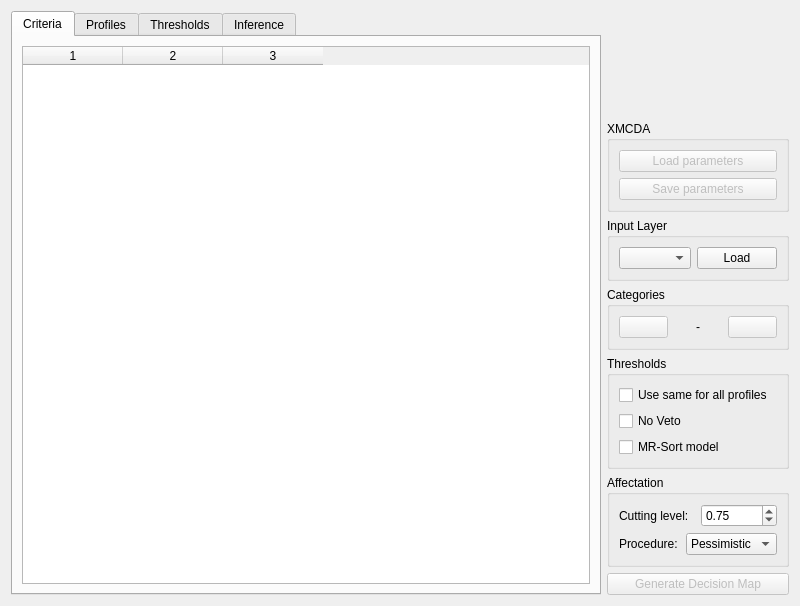
First picture: the form in qgis_etri/ui/main_window.ui, repository oso/qgis-etri, before the edit.
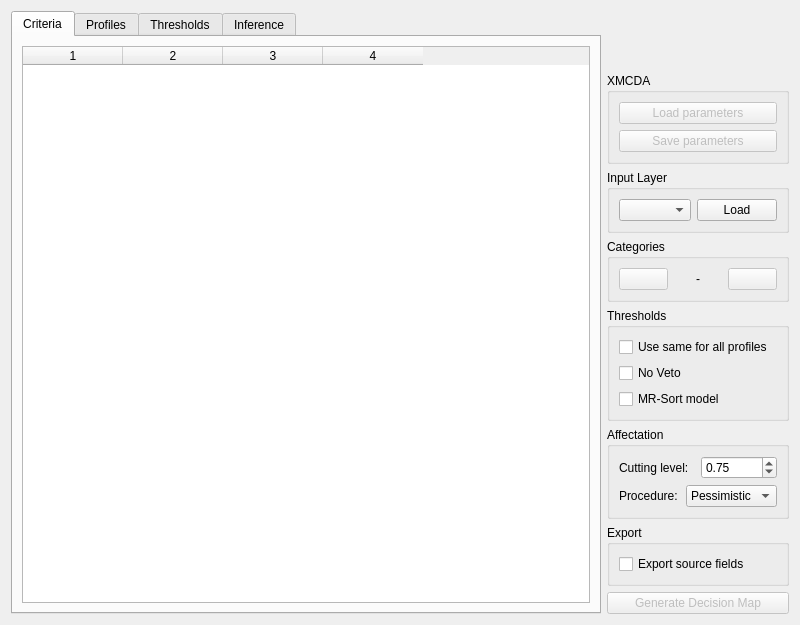
Second picture: the form after the edit. Icons and pictures are not drawn. Custom widgets are drawn as their Qt base class.

Commit message: repair makefile and re-generate UI file code from source with updated tools (QT5)

The edit to the form file:
```diff
--- a/qgis_etri/ui/main_window.ui
+++ b/qgis_etri/ui/main_window.ui
@@ -7,7 +7,7 @@
     <x>0</x>
     <y>0</y>
     <width>800</width>
-    <height>606</height>
+    <height>625</height>
    </rect>
   </property>
   <property name="windowTitle">
@@ -27,11 +27,12 @@
        <item row="0" column="0">
         <widget class="qt_criteria_table" name="table_criteria">
          <property name="columnCount">
-          <number>3</number>
+          <number>4</number>
          </property>
          <column/>
          <column/>
          <column/>
+         <column/>
         </widget>
        </item>
       </layout>
@@ -513,6 +514,22 @@
        </layout>
       </widget>
      </item>
+     <item>
+      <widget class="QGroupBox" name="group_export">
+       <property name="title">
+        <string>Export</string>
+       </property>
+       <layout class="QGridLayout" name="gridLayout_10">
+        <item row="0" column="0">
+         <widget class="QCheckBox" name="cbox_allfields">
+          <property name="text">
+           <string>Export source fields</string>
+          </property>
+         </widget>
+        </item>
+       </layout>
+      </widget>
+     </item>
      <item>
       <widget class="QPushButton" name="button_generate">
        <property name="enabled">
```
Left out of the diff: 39 changed lines with no effect on the pictures. The commit also changes 6 other files.
